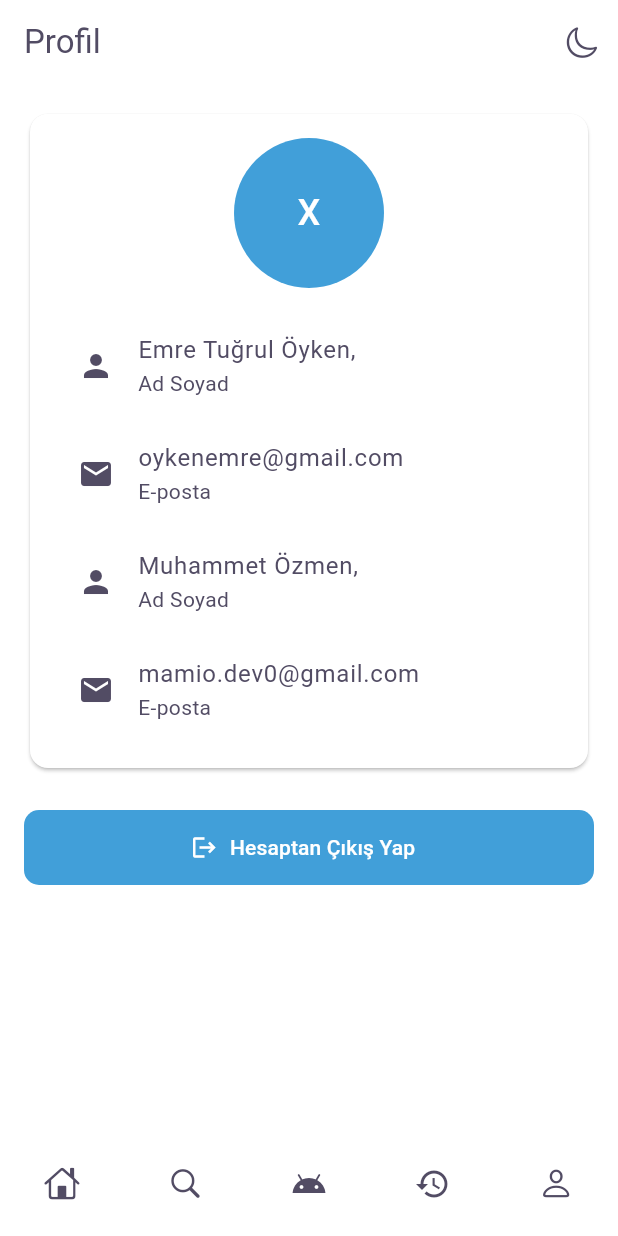
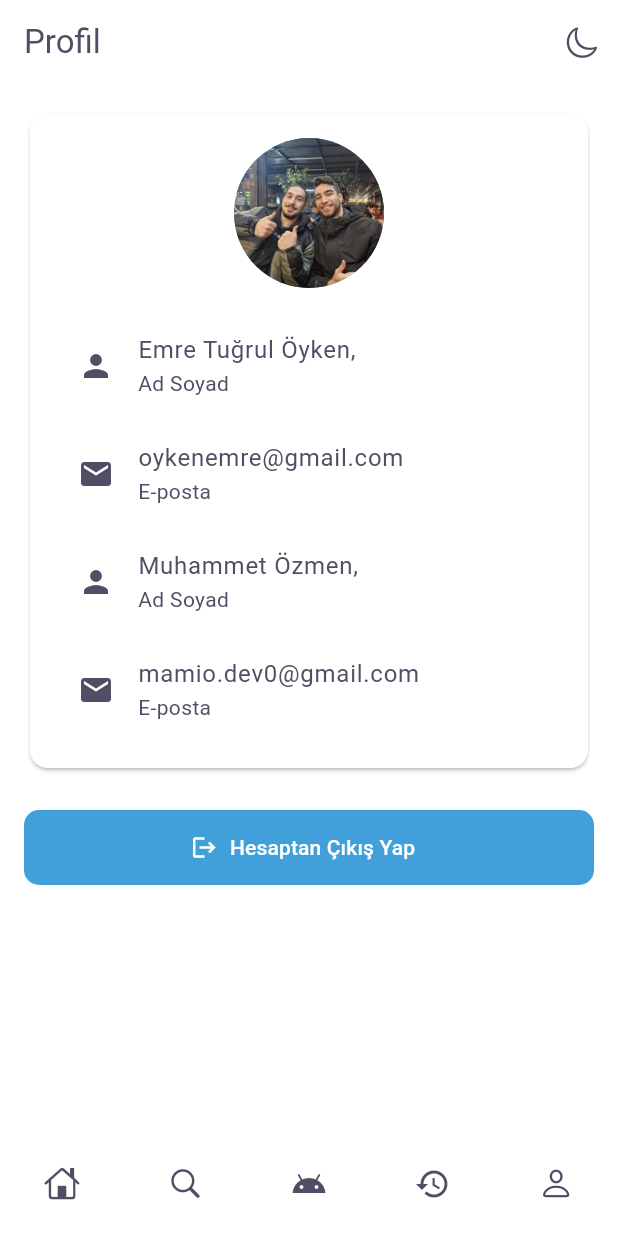
Before and after one commit to emreoyken/Q-Flutter, a Flutter app: the ProfileScreen screen opened by its route, on a phone screen of 412 x 824 dp. Run offline on Flutter 3.47's test engine with Material 3 defaults, Android fonts, the phone set to English and light mode, and no system bars; our stand-ins replace go_router, google_fonts, lottie; missing offline and left inert: dotlottie_loader.

```diff
--- a/lib/screens/profile_screen.dart
+++ b/lib/screens/profile_screen.dart
@@ -24,7 +24,7 @@ class ProfileScreen extends StatelessWidget {
           ),
         ],
       ),
-      body: ListView(
+   body: ListView(
         padding: EdgeInsets.all(16),
         children: [
           Card(
@@ -34,10 +34,7 @@ class ProfileScreen extends StatelessWidget {
                 children: [
                   CircleAvatar(
                     radius: 50,
-                    child: Text(
-                      "X",
-                      style: TextStyle(fontSize: 24),
-                    ),
+                    backgroundImage: AssetImage("assets/icons/Emre.muhammet.jpg"),
                   ),
                   SizedBox(height: 16),
                   ListTile(
```
Also changed, not shown: lib/screens/home_screen.dart (+3 -4 lines).
